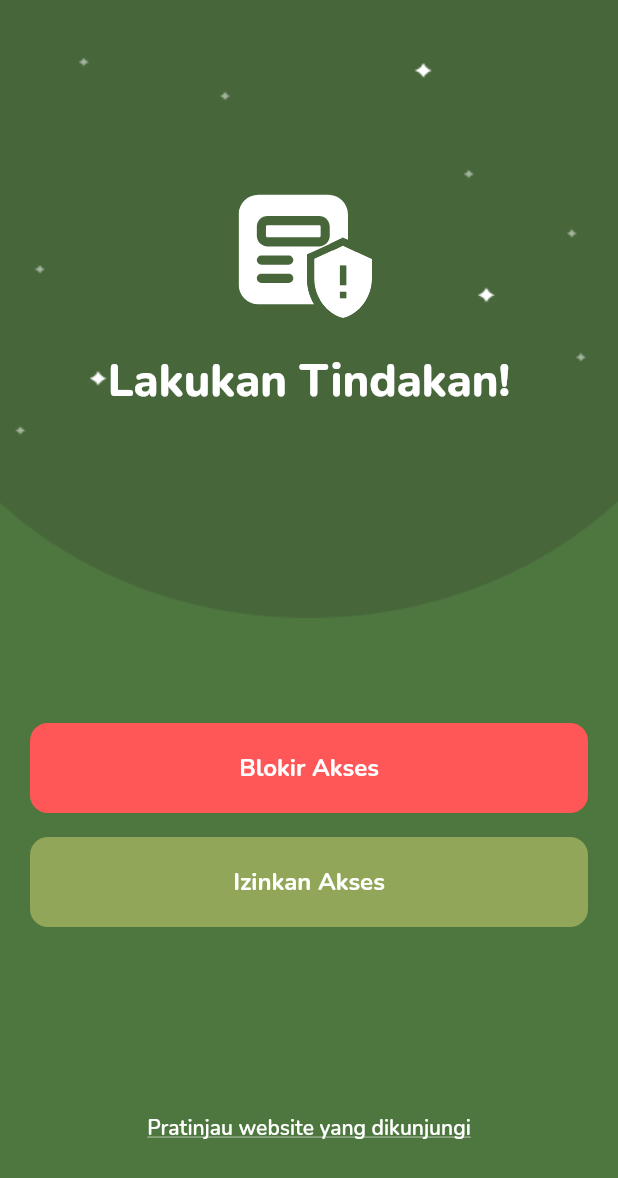
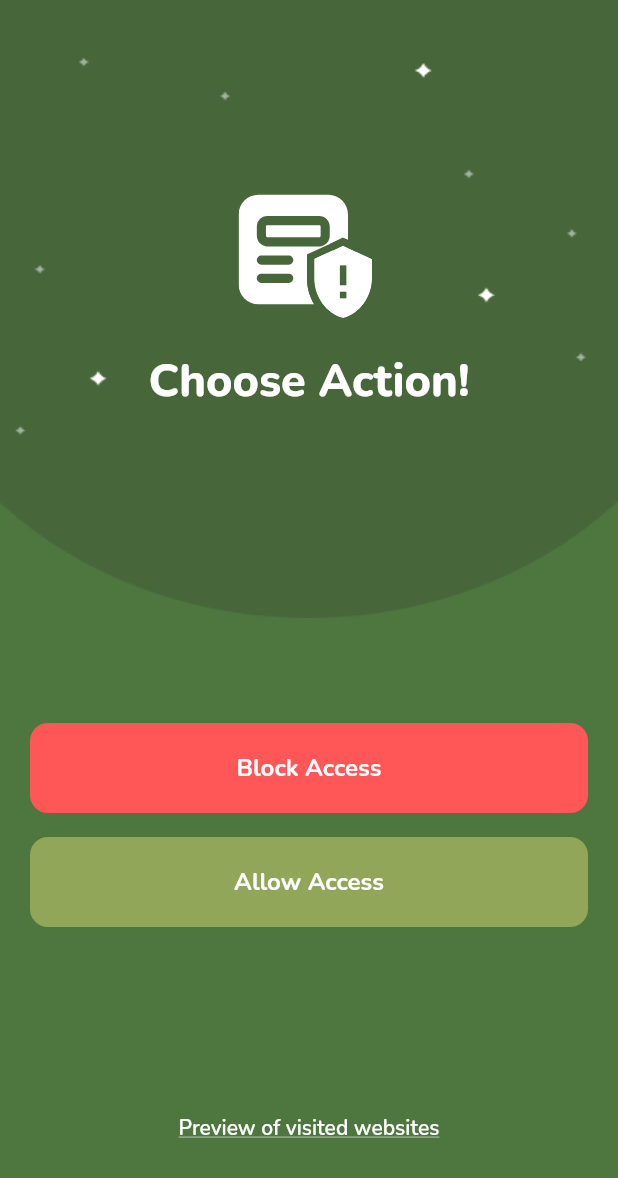
Before and after one commit to snailly-gsc/snailly-mobile, a Flutter app: the ActionParentView screen opened directly with empty values, on a phone screen of 412 x 824 dp. Shown: the top 1178 px of the screen. Run offline on Flutter 3.47's test engine with Material 2 defaults, Android fonts, the phone set to English and light mode, and no system bars; our stand-ins replace app_links, avatar_glow, email_validator, firebase_core, firebase_messaging, flutter_dotenv and 12 more; missing offline and left inert: dart_jsonwebtoken, flutter_inappwebview; accounts and stored records are empty; network calls fail.

Commit message:
feat: change language notifior

```diff
--- a/lib/app/modules/action_parent/views/action_parent_view.dart
+++ b/lib/app/modules/action_parent/views/action_parent_view.dart
@@ -48,7 +48,7 @@ class ActionParentView extends GetView<ActionParentController> {
                             ),
                             const SizedBox(height: 16),
                             Text(
-                              "Lakukan Tindakan!",
+                              "Choose Action!",
                               textAlign: TextAlign.center,
                               style: headingPrimaryFontStyle,
                             ),
@@ -74,7 +74,7 @@ class ActionParentView extends GetView<ActionParentController> {
                       children: [
                         const SizedBox(height: 50),
                         Button(
-                          text: "Blokir Akses",
+                          text: "Block Access",
                           buttonStyle: makeButton(redColor),
                           onTap: () {
                             controller.updateGrantAccess('False');
@@ -82,7 +82,7 @@ class ActionParentView extends GetView<ActionParentController> {
                         ),
                         const SizedBox(height: 16),
                         Button(
-                          text: "Izinkan Akses",
+                          text: "Allow Access",
                           onTap: () {
                             controller.updateGrantAccess('True');
                           },
@@ -97,7 +97,7 @@ class ActionParentView extends GetView<ActionParentController> {
                             );
                           },
                           child: Text(
-                            'Pratinjau website yang dikunjungi',
+                            'Preview of visited websites',
                             style: semiBoldNunitoFontStyle.copyWith(
                               decoration: TextDecoration.underline,
                             ),
```
